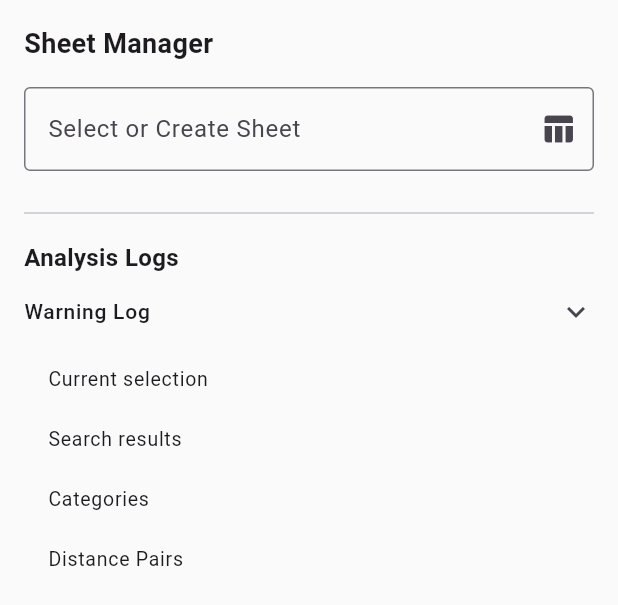
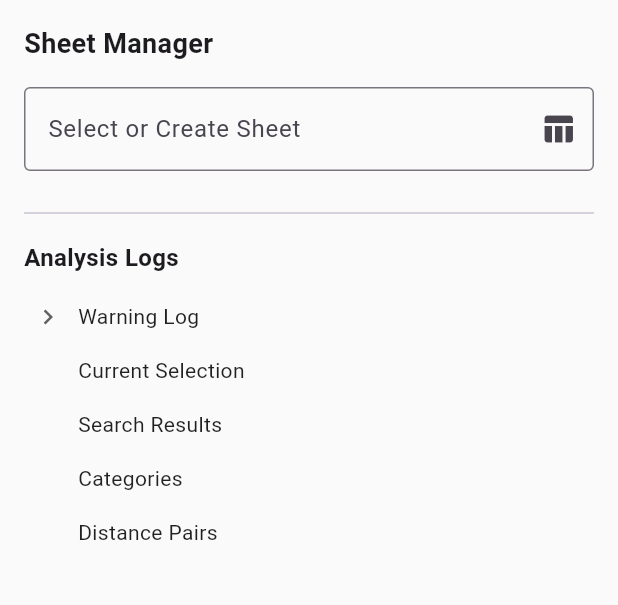
Before and after one commit to AntoineB33/flutter_sorter, a Flutter app: the SideMenu widget shown alone on an empty page, opened directly, on a phone screen of 412 x 824 dp. Shown: the top 605 px of the screen. Run offline on Flutter 3.47's test engine with Material 3 defaults, Android fonts, the phone set to English and light mode, and no system bars; our stand-ins replace get_it, shared_preferences; missing offline and left inert: two_dimensional_scrollables; accounts and stored records are empty.

Commit message:
feat: Enhance SpreadsheetConstants and update SpreadsheetController to improve message handling; refactor SideMenu for better node interaction

```diff
--- a/lib/features/media_sorter/domain/constants/spreadsheet_constants.dart
+++ b/lib/features/media_sorter/domain/constants/spreadsheet_constants.dart
@@ -9,6 +9,12 @@ class SpreadsheetConstants {
   static const all = -1;
   static const notUsedCst = -2;
 
+  static const errorMsg = 'Error Log';
+  static const warningMsg = 'Warning Log';
+  static const selectionMsg = 'Current Selection';
+  static const searchMsg = 'Search Results';
+  static const categoryMsg = 'Categories';
+  static const distPairsMsg = 'Distance Pairs';
   static const refFromAttColMsg = "rows that have it as attribute";
   static const refFromDepColMsg = "rows that have constraints based on it";
 }
--- a/lib/features/media_sorter/domain/usecases/calculate_usecase.dart
+++ b/lib/features/media_sorter/domain/usecases/calculate_usecase.dart
@@ -242,8 +242,8 @@ class CalculateUsecase {
     dynamic accumulator,
     String warningMsgPrefix,
   ) {
-    final visited = <int>{};
-    final completed = <int>{};
+    final visited = <AttAndCol>{};
+    final completed = <AttAndCol>{};
     List<dynamic> path = [];
 
     final List<NodeStruct> redundantRef = [];
@@ -548,6 +548,12 @@ class CalculateUsecase {
     final Map lstCat = {};
     colToAtt[all] = HashSet<AttAndCol>();
     colToAtt[notUsedCst] = HashSet<AttAndCol>();
+    for (int colId = 0; colId < colCount; colId++) {
+      if (columnTypes[colId] == ColumnType.attributes.name ||
+          columnTypes[colId] == ColumnType.sprawl.name) {
+        colToAtt[colId] = HashSet<AttAndCol>();
+      }
+    }
     List<NodeStruct> children = [];
     attToRefFromAttColToCol = {};
     attToCol = {};
--- a/lib/features/media_sorter/presentation/controllers/spreadsheet_controller.dart
+++ b/lib/features/media_sorter/presentation/controllers/spreadsheet_controller.dart
@@ -44,29 +44,29 @@ class SpreadsheetController extends ChangeNotifier {
   int all = SpreadsheetConstants.all;
 
   final NodeStruct errorRoot = NodeStruct(
-    message: 'Error Log',
+    instruction: SpreadsheetConstants.errorMsg,
     newChildren: [],
     hideIfEmpty: true,
   );
   final NodeStruct warningRoot = NodeStruct(
-    message: 'Warning Log',
+    instruction: SpreadsheetConstants.warningMsg,
     newChildren: [],
     hideIfEmpty: true,
   );
   final NodeStruct mentionsRoot = NodeStruct(
-    message: 'Current selection',
+    instruction: SpreadsheetConstants.selectionMsg,
     newChildren: [],
   );
   final NodeStruct searchRoot = NodeStruct(
-    message: 'Search results',
+    instruction: SpreadsheetConstants.searchMsg,
     newChildren: [],
   );
   final NodeStruct categoriesRoot = NodeStruct(
-    message: 'Categories',
+    instruction: SpreadsheetConstants.categoryMsg,
     newChildren: [],
   );
   final NodeStruct distPairsRoot = NodeStruct(
-    message: 'Distance Pairs',
+    instruction: SpreadsheetConstants.distPairsMsg,
     newChildren: [],
   );
 
@@ -427,6 +427,9 @@ class SpreadsheetController extends ChangeNotifier {
   void populateCellNode(NodeStruct root, int rowId, int colId) {
     if (rowId >= rowCount || colId >= colCount) return;
     root.message = '${columnName(colId)}$rowId: ${table[rowId][colId]}';
+    if (root.instruction == SpreadsheetConstants.selectionMsg) {
+      root.message = '${columnName(colId)}$rowId selected: ${table[rowId][colId]}';
+    }
     root.newChildren = [];
     if (columnTypes[colId] == ColumnType.names.name ||
         columnTypes[colId] == ColumnType.filePath.name ||
@@ -559,4 +562,16 @@ class SpreadsheetController extends ChangeNotifier {
     populateTree(node);
     notifyListeners();
   }
+
+  void onNodeSelected(NodeStruct node) {
+    if (node.att.row != all) {
+      if (node.att.col != all) {
+        selectCell(node.att.row, node.att.col);
+      } else {
+        selectCell(node.att.row, 0);
+      }
+    } else if (node.att.col != all) {
+      selectCell(0, node.att.col);
+    }
+  }
 }
--- a/lib/features/media_sorter/presentation/pages/side_menu.dart
+++ b/lib/features/media_sorter/presentation/pages/side_menu.dart
@@ -25,67 +25,114 @@ class _SideMenuState extends State<SideMenu> {
     super.dispose();
   }
 
-  /// Recursive helper to build the tree UI
-  /// We pass [controller] in to avoid repetitive context lookups during recursion
+  /// Custom Recursive Tree Builder
   Widget _buildNodeTree(BuildContext context, NodeStruct node, SpreadsheetController controller) {
     // 1. Check strict visibility rule
     if (node.hideIfEmpty && node.children.isEmpty) {
       return const SizedBox.shrink();
     }
 
-    // 2. Leaf Node (No children) -> Simple List Tile
-    // Note: If you want "Infinite Progression" where a node LOOKS like a leaf
-    // but loads data on click, you might need to change this logic to check
-    // a flag like `node.hasChildren` instead of `node.children.isEmpty`.
-    if (node.children.isEmpty) {
-      return ListTile(
-        title: Text(node.message ?? '', style: const TextStyle(fontSize: 13)),
-        dense: true,
-        visualDensity: VisualDensity.compact,
-        contentPadding: const EdgeInsets.only(left: 16.0),
-        onTap: () {
-          // Optional: You might want to trigger loading on leaves too?
-        },
-      );
-    }
+    // Determine state
+    final bool isLeaf = node.children.isEmpty;
+    // According to your NodeStruct: depth 0 = expanded, >0 = collapsed
+    final bool isExpanded = node.depth == 0;
 
-    // 3. Branch Node (Has children) -> Expansion Tile
-    return ExpansionTile(
-      // CRITICAL: Uniquely identify this widget based on the Node instance.
-      // This ensures that when the tree rebuilds, Flutter knows this is the same node.
-      key: ObjectKey(node),
+    return Column(
+      crossAxisAlignment: CrossAxisAlignment.start,
+      children: [
+        // --- The Node Row (Icon + Text) ---
+        Padding(
+          padding: const EdgeInsets.symmetric(vertical: 2.0),
+          child: Row(
+            crossAxisAlignment: CrossAxisAlignment.center,
+            children: [
+              // 1. The Arrow / Spacer
+              if (isLeaf)
+                 // Spacer for alignment if it's a leaf (same width as IconButton)
+                const SizedBox(width: 32, height: 32)
+              else
+                // The Toggle Button
+                SizedBox(
+                  width: 32,
+                  height: 32,
+                  child: IconButton(
+                    padding: EdgeInsets.zero,
+                    iconSize: 20,
+                    splashRadius: 16,
+                    icon: Icon(
+                      isExpanded
+                          ? Icons.keyboard_arrow_down
+                          : Icons.keyboard_arrow_right,
+                      color: Colors.grey[700],
+                    ),
+                    onPressed: () {
+                      // Toggle expansion logic
+                      controller.toggleNodeExpansion(node, !isExpanded);
+                    },
+                  ),
+                ),
 
-      title: Text(
-        node.message ?? '',
-        style: const TextStyle(fontSize: 14, fontWeight: FontWeight.w500),
-      ),
-      dense: true,
-      tilePadding: EdgeInsets.zero,
-      childrenPadding: const EdgeInsets.only(left: 12.0),
-      expandedCrossAxisAlignment: CrossAxisAlignment.start,
+              // 2. The Node Name (Clickable)
+              Expanded(
+                child: InkWell(
+                  // Action when clicking the name specifically
+                  onTap: () {
+                     controller.onNodeSelected(node);
+                     print("Selected node: ${node.message}");
+                  },
+                  borderRadius: BorderRadius.circular(4),
+                  child: Padding(
+                    padding: const EdgeInsets.symmetric(vertical: 6.0, horizontal: 4.0),
+                    child: Text(
+                      node.message ?? node.instruction ?? '',
+                      style: const TextStyle(
+                        fontSize: 14,
+                        fontWeight: FontWeight.w400, // Consistent font weight
+                        color: Colors.black87,
+                      ),
+                      maxLines: 1,
+                      overflow: TextOverflow.ellipsis,
+                    ),
+                  ),
+                ),
+              ),
+            ],
+          ),
+        ),
 
-      // BIND STATE: Map depth 0 to expanded, others to collapsed
-      initiallyExpanded: node.depth == 0,
-
-      // TRIGGER CONTROLLER: When user clicks the arrow
-      onExpansionChanged: (bool isExpanded) {
-        // We use the controller passed from the parent build method
-        // to avoid looking up context inside a callback asynchronously
-        controller.toggleNodeExpansion(node, isExpanded);
-      },
-
-      children: node.children
-          .map((child) => _buildNodeTree(context, child, controller))
-          .toList(),
+        // --- The Children (Recursive) ---
+        // Only show if expanded and has children
+        if (isExpanded && !isLeaf)
+          Container(
+            // Indentation
+            margin: const EdgeInsets.only(left: 15.0),
+            // The "Structure Line" - A vertical border on the left
+            decoration: BoxDecoration(
+              border: Border(
+                left: BorderSide(
+                  color: Colors.grey.withOpacity(0.4), // Line color
+                  width: 1.0,
+                ),
+              ),
+            ),
+            child: Padding(
+              padding: const EdgeInsets.only(left: 4.0), // Spacing between line and children
+              child: Column(
+                crossAxisAlignment: CrossAxisAlignment.start,
+                children: node.children
+                    .map((child) => _buildNodeTree(context, child, controller))
+                    .toList(),
+              ),
+            ),
+          ),
+      ],
     );
   }
 
   @override
   Widget build(BuildContext context) {
-    // Watch controller for changes (rebuilds this widget when notifyListeners is called)
     final controller = context.watch<SpreadsheetController>();
 
-    // Sync text field logic...
     if (_textEditingController.text != controller.sheetName && !controller.isLoading) {
       _textEditingController.text = controller.sheetName;
     }
@@ -102,7 +149,7 @@ class _SideMenuState extends State<SideMenu> {
           ),
           const SizedBox(height: 16),
 
-          // --- Autocomplete Input Field (Kept as is) ---
+          // --- Autocomplete Input Field ---
           // TODO: bug
           LayoutBuilder(
             builder: (context, constraints) {
@@ -211,13 +258,14 @@ class _SideMenuState extends State<SideMenu> {
             "Analysis Logs",
             style: TextStyle(fontSize: 16, fontWeight: FontWeight.bold),
           ),
+          const SizedBox(height: 10),
 
           // --- Dynamic Tree View Section ---
           Expanded(
             child: SingleChildScrollView(
               child: Column(
+                crossAxisAlignment: CrossAxisAlignment.start,
                 children: [
-                  // Pass 'context' and 'controller' into the builder
                   _buildNodeTree(context, controller.errorRoot, controller),
                   _buildNodeTree(context, controller.warningRoot, controller),
                   _buildNodeTree(context, controller.mentionsRoot, controller),
```
